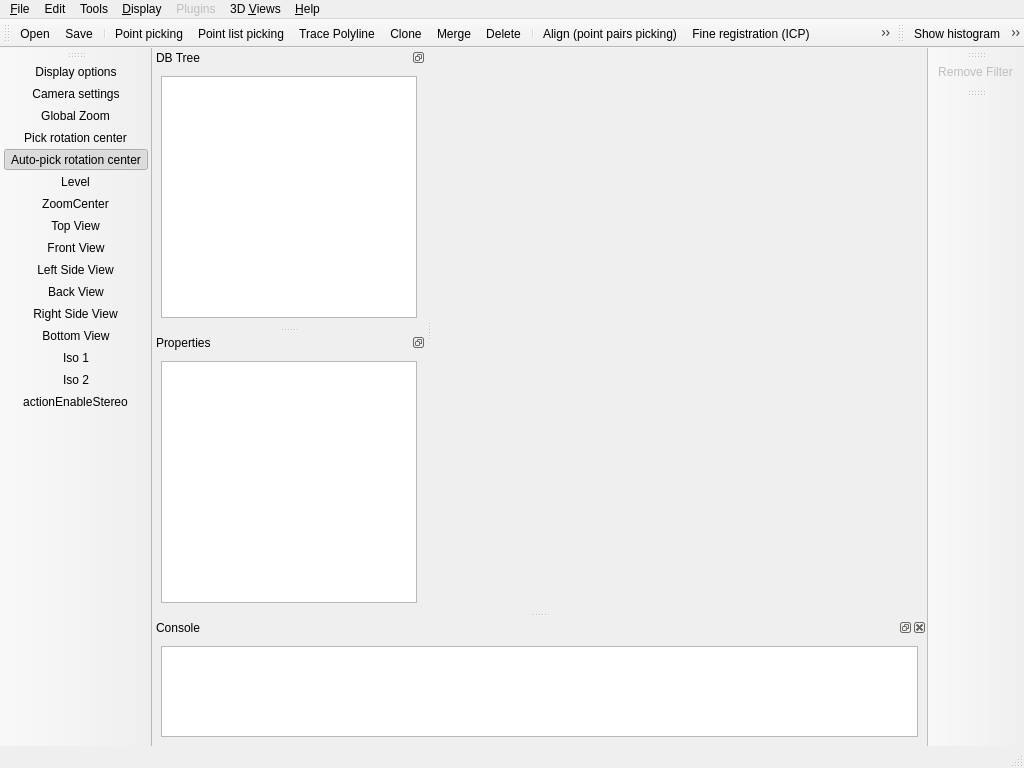
First picture: the form in qCC/ui_templates/mainWindow.ui, repository CloudCompare/CloudCompare, before the edit.
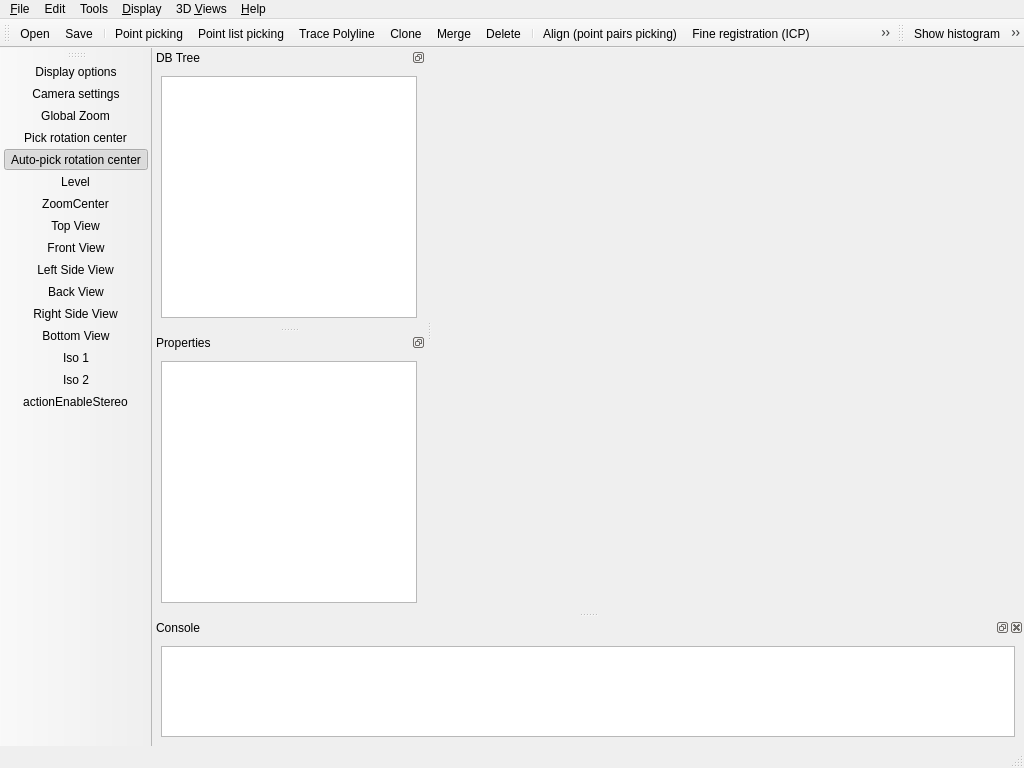
Second picture: the form after the edit. Icons and pictures are not drawn. Custom widgets are drawn as their Qt base class.

Commit message:
Plugin manager (#673)
* Pull the plugin management out of the main window into its own plugin manager

I put this in its own directory because I intend to rewrite the "About plugins" dialog and it will live here as well.

There are probably further cleanups when I look at the plugin code in main()...

* Make sure the toolbars are named so the popup list of toolbars looks correct

* Shorten method name

* For some reason, Qt Creator duplicated this in the ui file...

```diff
--- a/qCC/ui_templates/mainWindow.ui
+++ b/qCC/ui_templates/mainWindow.ui
@@ -361,14 +361,6 @@
     <addaction name="actionNext3DView"/>
     <addaction name="actionPrevious3DView"/>
    </widget>
-   <widget class="QMenu" name="menuPlugins">
-    <property name="enabled">
-     <bool>false</bool>
-    </property>
-    <property name="title">
-     <string>Plugins</string>
-    </property>
-   </widget>
    <widget class="QMenu" name="menuTools">
     <property name="title">
      <string>Tools</string>
@@ -503,7 +495,6 @@
    <addaction name="menuEdit"/>
    <addaction name="menuTools"/>
    <addaction name="menuDisplay"/>
-   <addaction name="menuPlugins"/>
    <addaction name="menu3DViews"/>
    <addaction name="menuHelp"/>
   </widget>
@@ -782,41 +773,6 @@
     </layout>
    </widget>
   </widget>
-  <widget class="QToolBar" name="toolBarGLFilters">
-   <property name="enabled">
-    <bool>true</bool>
-   </property>
-   <property name="windowTitle">
-    <string>GL filters</string>
-   </property>
-   <property name="toolTip">
-    <string>GL filters</string>
-   </property>
-   <attribute name="toolBarArea">
-    <enum>RightToolBarArea</enum>
-   </attribute>
-   <attribute name="toolBarBreak">
-    <bool>false</bool>
-   </attribute>
-   <addaction name="actionNoFilter"/>
-  </widget>
-  <widget class="QToolBar" name="toolBarPluginTools">
-   <property name="enabled">
-    <bool>false</bool>
-   </property>
-   <property name="windowTitle">
-    <string>Plugins</string>
-   </property>
-   <property name="toolTip">
-    <string>Plugins</string>
-   </property>
-   <attribute name="toolBarArea">
-    <enum>RightToolBarArea</enum>
-   </attribute>
-   <attribute name="toolBarBreak">
-    <bool>false</bool>
-   </attribute>
-  </widget>
   <action name="actionOpen">
    <property name="icon">
     <iconset resource="../icones.qrc">
@@ -1905,18 +1861,6 @@
     <string>Load shader</string>
    </property>
   </action>
-  <action name="actionNoFilter">
-   <property name="enabled">
-    <bool>false</bool>
-   </property>
-   <property name="icon">
-    <iconset resource="../icones.qrc">
-     <normaloff>:/CC/images/noFilter.png</normaloff>:/CC/images/noFilter.png</iconset>
-   </property>
-   <property name="text">
-    <string>Remove Filter</string>
-   </property>
-  </action>
   <action name="actionDeleteShader">
    <property name="enabled">
     <bool>false</bool>
```
Left out of the diff: 57 changed lines with no effect on the pictures. The commit also changes 7 other files.
